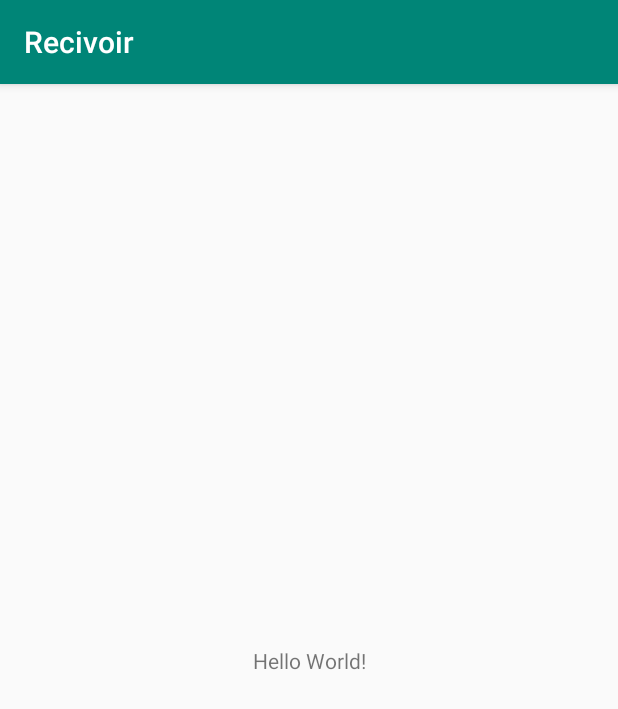
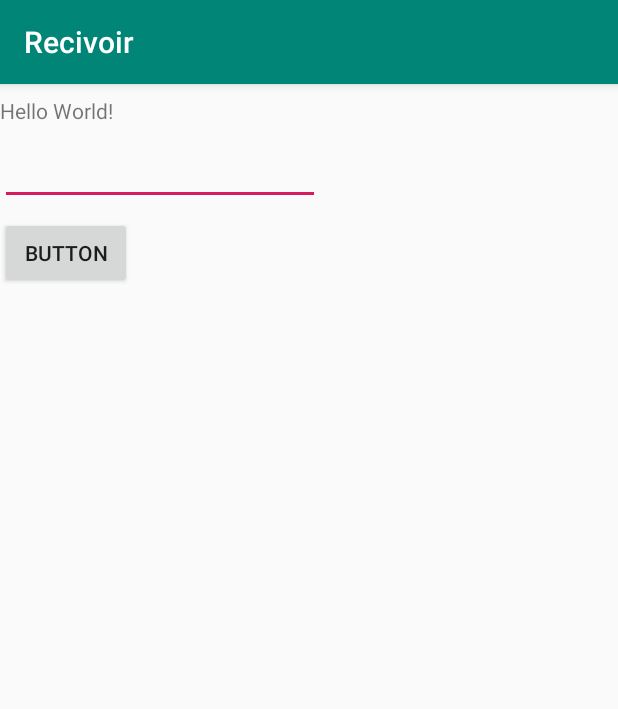
Before and after one commit to rubberband75/Recivoir, an Android app: the screen it shows after launch (MainActivity), on a phone screen of 412 x 824 dp. Shown: the top 709 px of the screen. Run offline under Robolectric (Android 15) with nearby library versions, the phone set to English and light mode, and no system bars.

Commit message:
save and load name to shared preferences

```diff
--- a/app/src/main/java/com/rubberband75/recivoir/MainActivity.java
+++ b/app/src/main/java/com/rubberband75/recivoir/MainActivity.java
@@ -1,7 +1,9 @@
 package com.rubberband75.recivoir;
 
+import android.content.SharedPreferences;
 import android.support.v7.app.AppCompatActivity;
 import android.os.Bundle;
+import android.widget.EditText;
 
 public class MainActivity extends AppCompatActivity {
 
@@ -10,4 +12,29 @@ public class MainActivity extends AppCompatActivity {
         super.onCreate(savedInstanceState);
         setContentView(R.layout.activity_main);
     }
+
+    @Override
+    protected void onStop() {
+        // call the superclass method first
+        super.onStop();
+
+        EditText nameInput = findViewById(R.id.name_input);
+        String name = nameInput.getText().toString();
+
+        SharedPreferences userDetails = this.getSharedPreferences("userdetails", MODE_PRIVATE);
+        SharedPreferences.Editor edit = userDetails.edit();
+        edit.putString("username", name);
+        edit.apply();
+    }
+
+    @Override
+    protected void onResume() {
+        super.onResume();
+
+        SharedPreferences userDetails = this.getSharedPreferences("userdetails", MODE_PRIVATE);
+        String name = userDetails.getString("username", "");
+
+        EditText nameInput = (EditText) findViewById(R.id.name_input);
+        nameInput.setText(name);
+    }
 }
--- a/app/src/main/res/layout/activity_main.xml
+++ b/app/src/main/res/layout/activity_main.xml
@@ -7,12 +7,32 @@
     tools:context=".MainActivity">
 
     <TextView
+        android:id="@+id/textView"
         android:layout_width="wrap_content"
         android:layout_height="wrap_content"
+        android:layout_marginTop="8dp"
         android:text="Hello World!"
-        app:layout_constraintBottom_toBottomOf="parent"
-        app:layout_constraintLeft_toLeftOf="parent"
-        app:layout_constraintRight_toRightOf="parent"
-        app:layout_constraintTop_toTopOf="parent" />
+        app:layout_constraintTop_toTopOf="parent"
+        tools:layout_editor_absoluteX="167dp" />
+
+    <Button
+        android:id="@+id/name_save_button"
+        android:layout_width="wrap_content"
+        android:layout_height="48dp"
+        android:layout_marginTop="8dp"
+        android:text="Button"
+        app:layout_constraintTop_toBottomOf="@+id/name_input"
+        tools:layout_editor_absoluteX="161dp" />
+
+    <EditText
+        android:id="@+id/name_input"
+        android:layout_width="wrap_content"
+        android:layout_height="wrap_content"
+        android:layout_marginTop="8dp"
+        android:ems="10"
+        android:inputType="textPersonName"
+        android:text="Name"
+        app:layout_constraintTop_toBottomOf="@+id/textView"
+        tools:layout_editor_absoluteX="99dp" />
 
 </android.support.constraint.ConstraintLayout>
```
